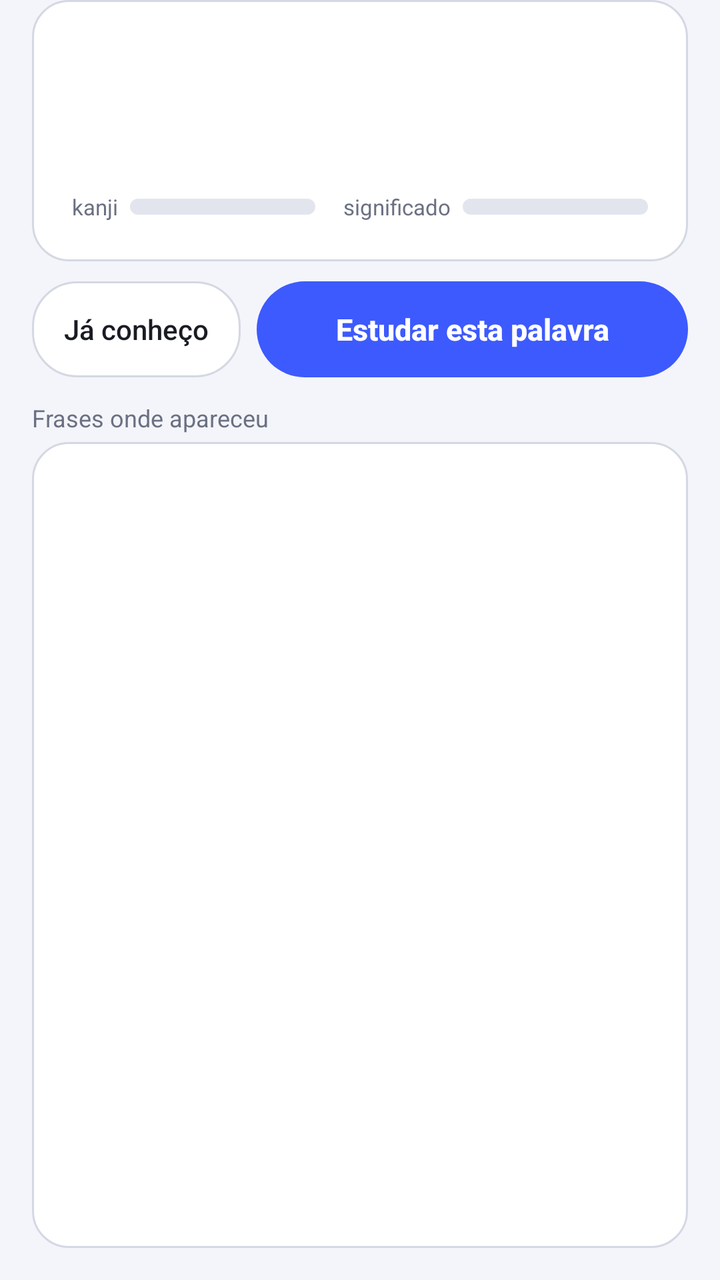
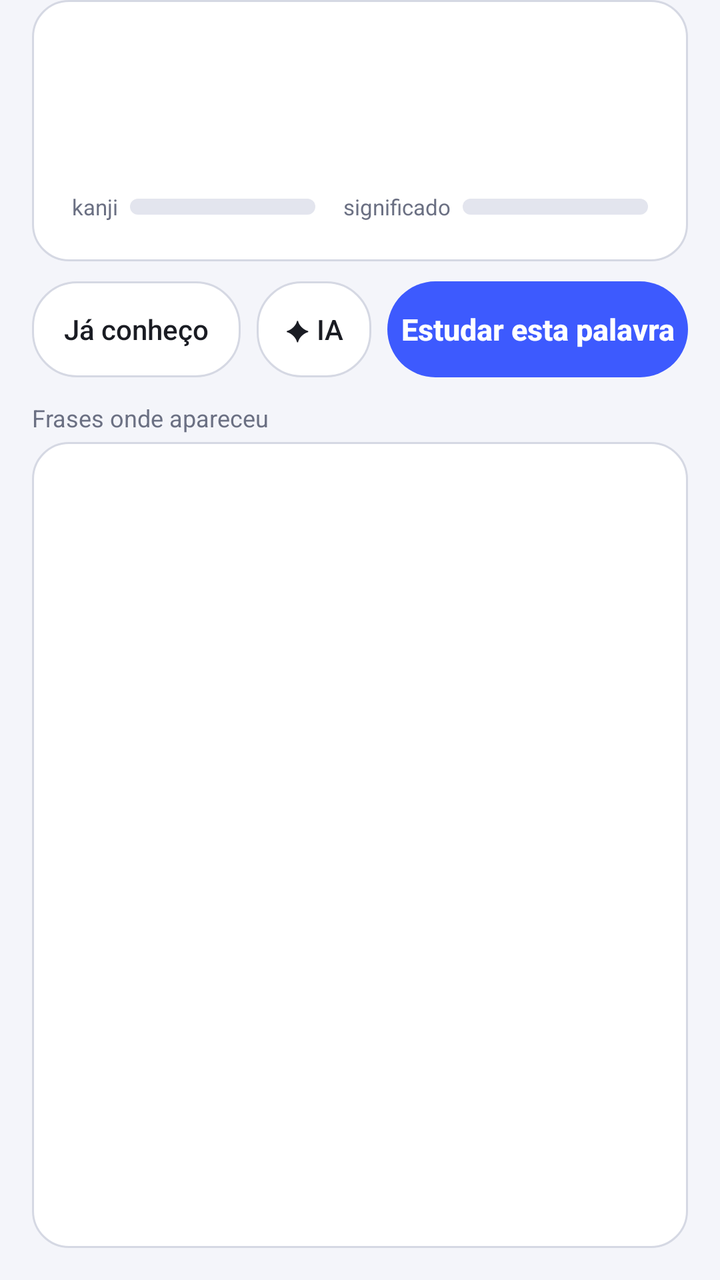

An Android layout rendered at two revisions. The XML below is the earlier revision; the diff shows what the commit changed to produce the second picture.
<!-- AndroidManifest.xml: application theme Theme.LegendaJP -->
<!-- res/layout/activity_vocab_detail.xml -->
<?xml version="1.0" encoding="utf-8"?>
<LinearLayout xmlns:android="http://schemas.android.com/apk/res/android"
    android:layout_width="match_parent"
    android:layout_height="match_parent"
    android:orientation="vertical"
    android:paddingStart="16dp"
    android:paddingEnd="16dp"
    android:paddingBottom="16dp">

    <LinearLayout
        android:layout_width="match_parent"
        android:layout_height="wrap_content"
        android:orientation="vertical"
        android:background="@drawable/bg_card"
        android:padding="20dp">

        <LinearLayout
            android:layout_width="match_parent"
            android:layout_height="wrap_content"
            android:orientation="horizontal"
            android:gravity="bottom">

            <TextView
                android:id="@+id/base"
                android:layout_width="wrap_content"
                android:layout_height="wrap_content"
                android:textColor="@color/saved_word"
                android:textSize="32sp"
                android:textStyle="bold" />

            <TextView
                android:id="@+id/reading"
                android:layout_width="wrap_content"
                android:layout_height="wrap_content"
                android:layout_marginStart="12dp"
                android:paddingBottom="5dp"
                android:textColor="@color/text_secondary"
                android:textSize="16sp" />
        </LinearLayout>

        <TextView
            android:id="@+id/meta"
            android:layout_width="match_parent"
            android:layout_height="wrap_content"
            android:layout_marginTop="4dp"
            android:textColor="@color/text_secondary"
            android:textSize="14sp" />

        <LinearLayout
            android:layout_width="match_parent"
            android:layout_height="wrap_content"
            android:layout_marginTop="10dp"
            android:orientation="horizontal"
            android:gravity="center_vertical">

            <TextView android:layout_width="wrap_content" android:layout_height="wrap_content" android:text="kanji" android:textColor="@color/text_secondary" android:textSize="11sp" />
            <ProgressBar android:id="@+id/barKanji" style="?android:attr/progressBarStyleHorizontal" android:layout_width="0dp" android:layout_height="8dp" android:layout_weight="1" android:layout_marginStart="6dp" android:layout_marginEnd="14dp" android:max="100" android:progressDrawable="@drawable/level_progress" />
            <TextView android:layout_width="wrap_content" android:layout_height="wrap_content" android:text="significado" android:textColor="@color/text_secondary" android:textSize="11sp" />
            <ProgressBar android:id="@+id/barMeaning" style="?android:attr/progressBarStyleHorizontal" android:layout_width="0dp" android:layout_height="8dp" android:layout_weight="1" android:layout_marginStart="6dp" android:max="100" android:progressDrawable="@drawable/level_progress" />
        </LinearLayout>
    </LinearLayout>

    <LinearLayout
        android:id="@+id/strokeBox"
        android:layout_width="match_parent"
        android:layout_height="wrap_content"
        android:layout_marginTop="10dp"
        android:orientation="vertical"
        android:background="@drawable/bg_card"
        android:padding="12dp"
        android:visibility="gone">

        <TextView
            android:layout_width="match_parent"
            android:layout_height="wrap_content"
            android:text="Como escrever (toque num kanji para repetir)"
            android:textColor="@color/text_secondary"
            android:textSize="12sp" />

        <HorizontalScrollView
            android:layout_width="match_parent"
            android:layout_height="wrap_content"
            android:layout_marginTop="4dp">

            <LinearLayout
                android:id="@+id/strokeRow"
                android:layout_width="wrap_content"
                android:layout_height="wrap_content"
                android:orientation="horizontal" />
        </HorizontalScrollView>

        <TextView
            android:id="@+id/kanjiInfo"
            android:layout_width="match_parent"
            android:layout_height="wrap_content"
            android:layout_marginTop="8dp"
            android:textColor="@color/text"
            android:textSize="14sp"
            android:lineSpacingExtra="3dp"
            android:textIsSelectable="true" />
    </LinearLayout>

    <LinearLayout
        android:layout_width="match_parent"
        android:layout_height="wrap_content"
        android:layout_marginTop="10dp"
        android:orientation="horizontal"
        android:gravity="center_vertical">

        <Button
            android:id="@+id/btnKnown"
            style="@style/Button.Outline"
            android:layout_width="wrap_content"
            android:layout_height="48dp"
            android:layout_marginEnd="8dp"
            android:paddingStart="16dp"
            android:paddingEnd="16dp"
            android:text="Já conheço" />

        <Button
            android:id="@+id/btnStudyWord"
            style="@style/Button.Primary"
            android:layout_width="0dp"
            android:layout_height="wrap_content"
            android:layout_weight="1"
            android:minHeight="48dp"
            android:textSize="15sp"
            android:text="Estudar esta palavra" />
    </LinearLayout>

    <TextView
        android:layout_width="match_parent"
        android:layout_height="wrap_content"
        android:layout_marginTop="12dp"
        android:layout_marginBottom="4dp"
        android:text="Frases onde apareceu"
        android:textColor="@color/text_secondary"
        android:textSize="12sp" />

    <ListView
        android:id="@+id/occ"
        android:layout_width="match_parent"
        android:layout_height="0dp"
        android:layout_weight="1"
        android:background="@drawable/bg_card"
        android:divider="@color/outline"
        android:dividerHeight="1dp"
        android:paddingTop="4dp"
        android:paddingBottom="4dp"
        android:clipToPadding="false" />
</LinearLayout>
<!-- resources referenced by this layout -->
<resources>
  <color name="outline">#D5D8E3</color>
  <color name="saved_word">#5B4FE8</color>
  <color name="text">#1A1C23</color>
  <color name="text_secondary">#6B7083</color>
  <!-- drawable bg_card (drawable) -->
  <?xml version="1.0" encoding="utf-8"?>
  <shape xmlns:android="http://schemas.android.com/apk/res/android" android:shape="rectangle">
      <solid android:color="@color/card" />
      <stroke android:width="1dp" android:color="@color/outline" />
      <corners android:radius="18dp" />
  </shape>
  <!-- drawable level_progress (drawable) -->
  <?xml version="1.0" encoding="utf-8"?>
  <layer-list xmlns:android="http://schemas.android.com/apk/res/android">
      <item android:id="@android:id/background">
          <shape android:shape="rectangle">
              <solid android:color="@color/level_track" />
              <corners android:radius="4dp" />
          </shape>
      </item>
      <item android:id="@android:id/progress">
          <clip>
              <shape android:shape="rectangle">
                  <solid android:color="@color/accent" />
                  <corners android:radius="4dp" />
              </shape>
          </clip>
      </item>
  </layer-list>
  <style name="Button.Primary" parent="@android:style/Widget.DeviceDefault.Button">
          <item name="android:background">@drawable/bg_button_primary</item>
          <item name="android:textColor">#FFFFFF</item>
          <item name="android:textSize">17sp</item>
          <item name="android:textStyle">bold</item>
          <item name="android:textAllCaps">false</item>
          <item name="android:minHeight">56dp</item>
          <item name="android:stateListAnimator">@null</item>
      </style>
  <color name="card">#FFFFFF</color>
  <color name="level_track">#E3E5EE</color>
  <color name="accent">#3D5AFE</color>
  <!-- drawable bg_button_outline (drawable) -->
  <?xml version="1.0" encoding="utf-8"?>
  <ripple xmlns:android="http://schemas.android.com/apk/res/android" android:color="@color/accent_soft">
      <item>
          <shape android:shape="rectangle">
              <solid android:color="@color/card" />
              <stroke android:width="1dp" android:color="@color/outline" />
              <corners android:radius="22dp" />
          </shape>
      </item>
  </ripple>
  <!-- drawable bg_button_primary (drawable) -->
  <?xml version="1.0" encoding="utf-8"?>
  <ripple xmlns:android="http://schemas.android.com/apk/res/android" android:color="#33FFFFFF">
      <item>
          <shape android:shape="rectangle">
              <solid android:color="@color/accent" />
              <corners android:radius="28dp" />
          </shape>
      </item>
  </ripple>
  <color name="primary">#1E2A5A</color>
  <color name="background">#F4F5FA</color>
  <style name="LegendaJP.ActionBar" parent="@android:style/Widget.DeviceDefault.ActionBar.Solid">
          <item name="android:background">@color/background</item>
          <item name="android:elevation">0dp</item>
          <item name="android:titleTextStyle">@style/LegendaJP.ActionBar.Title</item>
      </style>
  <color name="accent_soft">#2A3D5AFE</color>
  <style name="LegendaJP.ActionBar.Title" parent="@android:style/TextAppearance.DeviceDefault.Widget.ActionBar.Title">
          <item name="android:textColor">@color/text</item>
          <item name="android:textStyle">bold</item>
      </style>
  <!-- unchanged entries left out for length: 2 -->
</resources>

<!-- the commit's change to res/layout/activity_vocab_detail.xml (unified diff, before → after) -->
@@ -118,6 +118,16 @@
             android:text="Já conheço" />
 
         <Button
+            android:id="@+id/btnAi"
+            style="@style/Button.Outline"
+            android:layout_width="wrap_content"
+            android:layout_height="48dp"
+            android:layout_marginEnd="8dp"
+            android:paddingStart="14dp"
+            android:paddingEnd="14dp"
+            android:text="✦ IA" />
+
+        <Button
             android:id="@+id/btnStudyWord"
             style="@style/Button.Primary"
             android:layout_width="0dp"
